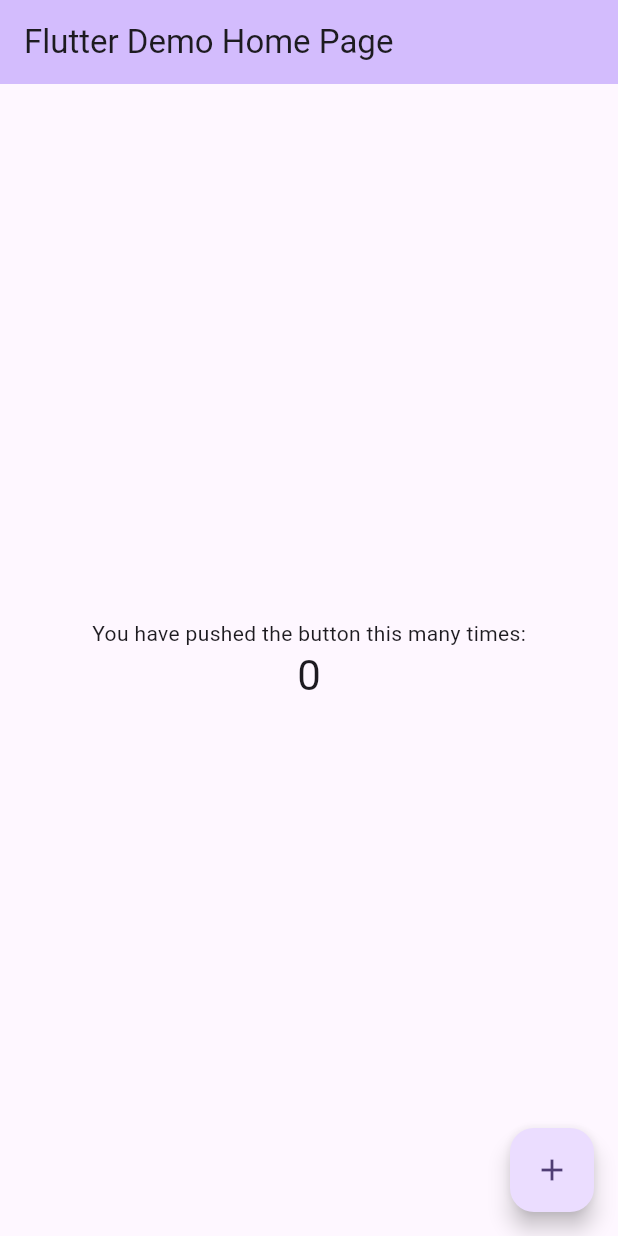
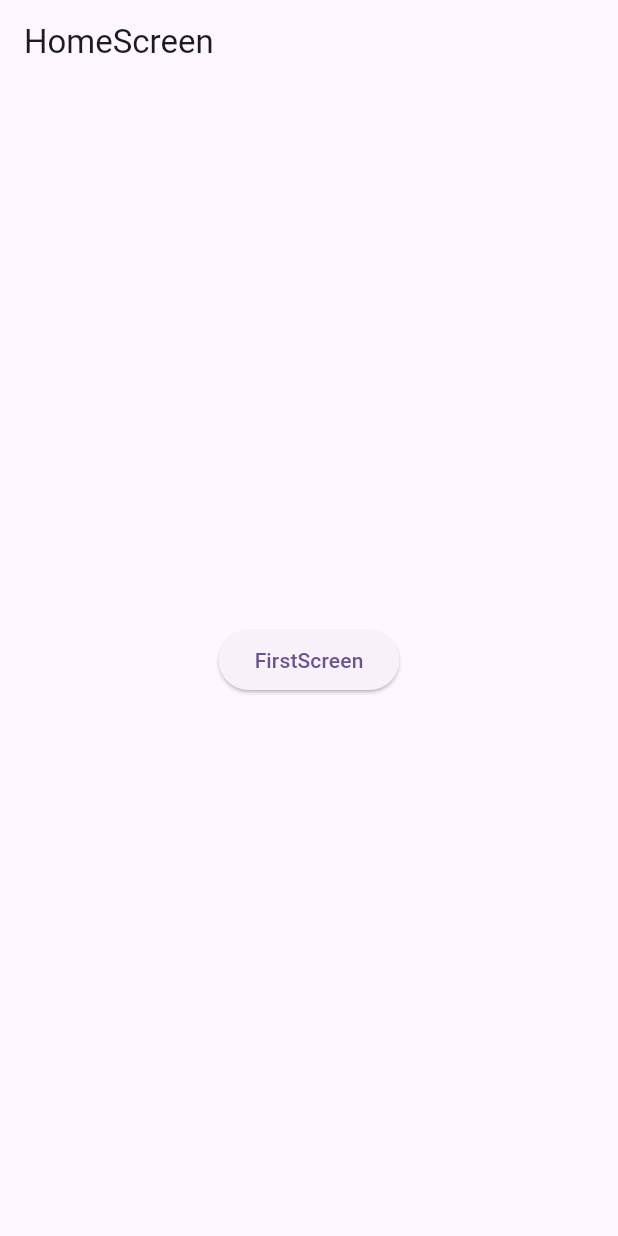
Before and after one commit to arslan-naseem/navigation_routing, a Flutter app: the screen it shows after launch, on a phone screen of 412 x 824 dp. Run offline on Flutter 3.47's test engine with Material 3 defaults, Android fonts, the phone set to English and light mode, and no system bars.

```diff
--- a/lib/main.dart
+++ b/lib/main.dart
@@ -1,4 +1,6 @@
 import 'package:flutter/material.dart';
+import 'package:navigation_routing/view/advanced/utils/routes.dart';
+import 'package:navigation_routing/view/advanced/utils/routes_names.dart';
 
 void main() {
   runApp(const MyApp());
@@ -11,115 +13,26 @@ class MyApp extends StatelessWidget {
   @override
   Widget build(BuildContext context) {
     return MaterialApp(
-      title: 'Flutter Demo',
+      title: 'Navigation_routing',
       theme: ThemeData(
-        // This is the theme of your application.
-        //
-        // TRY THIS: Try running your application with "flutter run". You'll see
-        // the application has a purple toolbar. Then, without quitting the app,
-        // try changing the seedColor in the colorScheme below to Colors.green
-        // and then invoke "hot reload" (save your changes or press the "hot
-        // reload" button in a Flutter-supported IDE, or press "r" if you used
-        // the command line to start the app).
-        //
-        // Notice that the counter didn't reset back to zero; the application
-        // state is not lost during the reload. To reset the state, use hot
-        // restart instead.
-        //
-        // This works for code too, not just values: Most code changes can be
-        // tested with just a hot reload.
         colorScheme: ColorScheme.fromSeed(seedColor: Colors.deepPurple),
         useMaterial3: true,
       ),
-      home: const MyHomePage(title: 'Flutter Demo Home Page'),
+
+      // for native way
+      // home: HomeScreen(),
+
+      // for advnaced
+      // initialRoute: HomeScreen.id,
+      // routes: {
+      //   HomeScreen.id: (context) => const HomeScreen(),
+      //   FirstScreen.id: (context) => const FirstScreen(),
+      //   SecondScreen.id: (context) => const SecondScreen()
+      // },
+
+      // for advanced
+      initialRoute: RoutesNames.homescreen,
+      onGenerateRoute: Routes.generateRoute,
     );
   }
 }
-
-class MyHomePage extends StatefulWidget {
-  const MyHomePage({super.key, required this.title});
-
-  // This widget is the home page of your application. It is stateful, meaning
-  // that it has a State object (defined below) that contains fields that affect
-  // how it looks.
-
-  // This class is the configuration for the state. It holds the values (in this
-  // case the title) provided by the parent (in this case the App widget) and
-  // used by the build method of the State. Fields in a Widget subclass are
-  // always marked "final".
-
-  final String title;
-
-  @override
-  State<MyHomePage> createState() => _MyHomePageState();
-}
-
-class _MyHomePageState extends State<MyHomePage> {
-  int _counter = 0;
-
-  void _incrementCounter() {
-    setState(() {
-      // This call to setState tells the Flutter framework that something has
-      // changed in this State, which causes it to rerun the build method below
-      // so that the display can reflect the updated values. If we changed
-      // _counter without calling setState(), then the build method would not be
-      // called again, and so nothing would appear to happen.
-      _counter++;
-    });
-  }
-
-  @override
-  Widget build(BuildContext context) {
-    // This method is rerun every time setState is called, for instance as done
-    // by the _incrementCounter method above.
-    //
-    // The Flutter framework has been optimized to make rerunning build methods
-    // fast, so that you can just rebuild anything that needs updating rather
-    // than having to individually change instances of widgets.
-    return Scaffold(
-      appBar: AppBar(
-        // TRY THIS: Try changing the color here to a specific color (to
-        // Colors.amber, perhaps?) and trigger a hot reload to see the AppBar
-        // change color while the other colors stay the same.
-        backgroundColor: Theme.of(context).colorScheme.inversePrimary,
-        // Here we take the value from the MyHomePage object that was created by
-        // the App.build method, and use it to set our appbar title.
-        title: Text(widget.title),
-      ),
-      body: Center(
-        // Center is a layout widget. It takes a single child and positions it
-        // in the middle of the parent.
-        child: Column(
-          // Column is also a layout widget. It takes a list of children and
-          // arranges them vertically. By default, it sizes itself to fit its
-          // children horizontally, and tries to be as tall as its parent.
-          //
-          // Column has various properties to control how it sizes itself and
-          // how it positions its children. Here we use mainAxisAlignment to
-          // center the children vertically; the main axis here is the vertical
-          // axis because Columns are vertical (the cross axis would be
-          // horizontal).
-          //
-          // TRY THIS: Invoke "debug painting" (choose the "Toggle Debug Paint"
-          // action in the IDE, or press "p" in the console), to see the
-          // wireframe for each widget.
-          mainAxisAlignment: MainAxisAlignment.center,
-          children: <Widget>[
-            const Text(
-              'You have pushed the button this many times:',
-            ),
-            Text(
-              '$_counter',
-              style: Theme.of(context).textTheme.headlineMedium,
-            ),
-          ],
-        ),
-      ),
-      floatingActionButton: FloatingActionButton(
-        onPressed: _incrementCounter,
-        tooltip: 'Increment',
-        child: const Icon(Icons.add),
-      ), // This trailing comma makes auto-formatting nicer for build methods.
-    );
-  }
-}
--- /dev/null
+++ b/lib/view/advanced/home_screen.dart
@@ -0,0 +1,27 @@
+import 'package:flutter/material.dart';
+import 'package:navigation_routing/view/advanced/utils/routes_names.dart';
+
+class HomeScreen extends StatefulWidget {
+  const HomeScreen({super.key});
+
+  @override
+  State<HomeScreen> createState() => _HomeScreenState();
+}
+
+class _HomeScreenState extends State<HomeScreen> {
+  @override
+  Widget build(BuildContext context) {
+    return Scaffold(
+      appBar: AppBar(
+        title: const Text('HomeScreen'),
+      ),
+      body: Center(
+          child: ElevatedButton(
+              onPressed: () {
+                Navigator.pushNamed(context, RoutesNames.firstscreen,
+                    arguments: {'Name': 'Home screen data'});
+              },
+              child: const Text('FirstScreen'))),
+    );
+  }
+}
--- /dev/null
+++ b/lib/view/advanced/utils/routes.dart
@@ -0,0 +1,30 @@
+import 'package:flutter/material.dart';
+import 'package:navigation_routing/view/advanced/home_screen.dart';
+import 'package:navigation_routing/view/advanced/screen_one.dart';
+import 'package:navigation_routing/view/advanced/screen_two.dart';
+import 'package:navigation_routing/view/advanced/utils/routes_names.dart';
+
+class Routes {
+  static Route<dynamic> generateRoute(RouteSettings settings) {
+    switch (settings.name) {
+      case RoutesNames.homescreen:
+        return MaterialPageRoute(builder: ((context) => const HomeScreen()));
+      case RoutesNames.firstscreen:
+        return MaterialPageRoute(
+            builder: ((context) => FirstScreen(
+                  data: settings.arguments as Map,
+                )));
+      case RoutesNames.secondscreen:
+        return MaterialPageRoute(
+            builder: ((context) =>  SecondScreen(
+                data: settings.arguments as Map,
+                )));
+      default:
+        return MaterialPageRoute(builder: ((context) {
+          return const Scaffold(
+            body: Center(child: Text('No Route defined')),
+          );
+        }));
+    }
+  }
+}
--- /dev/null
+++ b/lib/view/advanced/utils/routes_names.dart
@@ -0,0 +1,5 @@
+class RoutesNames {
+  static const String homescreen = 'home_screen';
+  static const String firstscreen = 'screen_one';
+  static const String secondscreen = 'screen_two';
+}
```
Also changed, not shown: lib/view/advanced/screen_one.dart (added, +35 -0 lines), lib/view/advanced/screen_two.dart (added, +35 -0 lines), lib/view/basic/home_screen.dart (added, +28 -0 lines), lib/view/basic/screen_one.dart (added, +28 -0 lines), lib/view/basic/screen_two.dart (added, +28 -0 lines), lib/view/native/home_screen.dart (added, +29 -0 lines), lib/view/native/screen_one.dart (added, +29 -0 lines), lib/view/native/screen_two.dart (added, +29 -0 lines).
